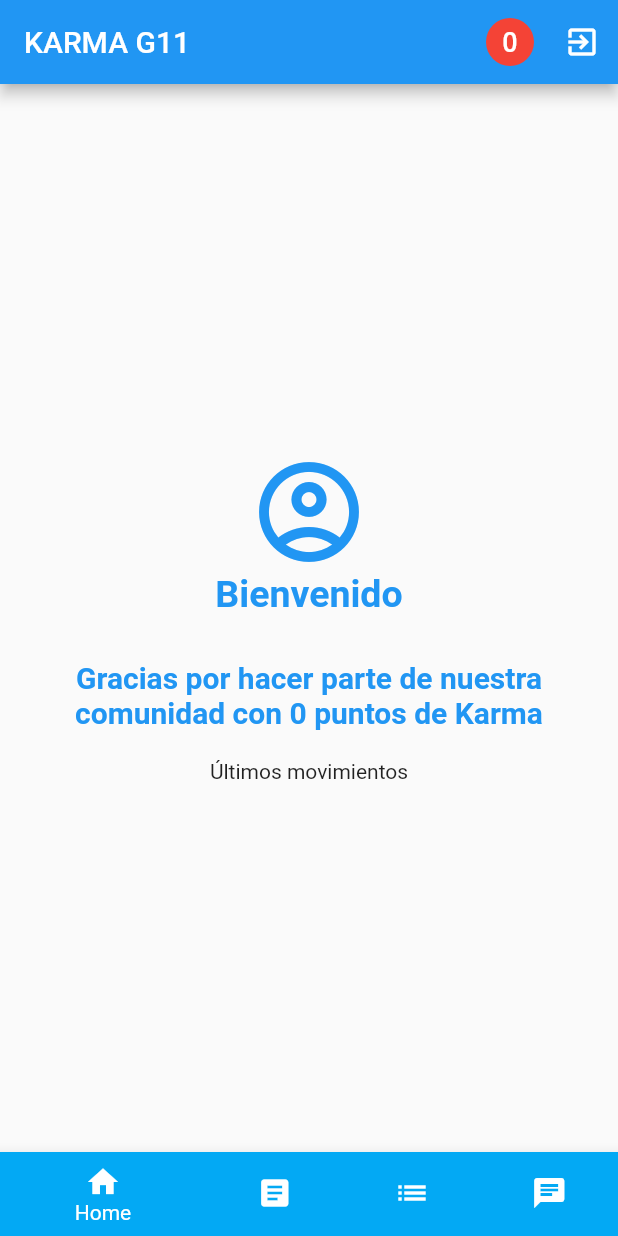
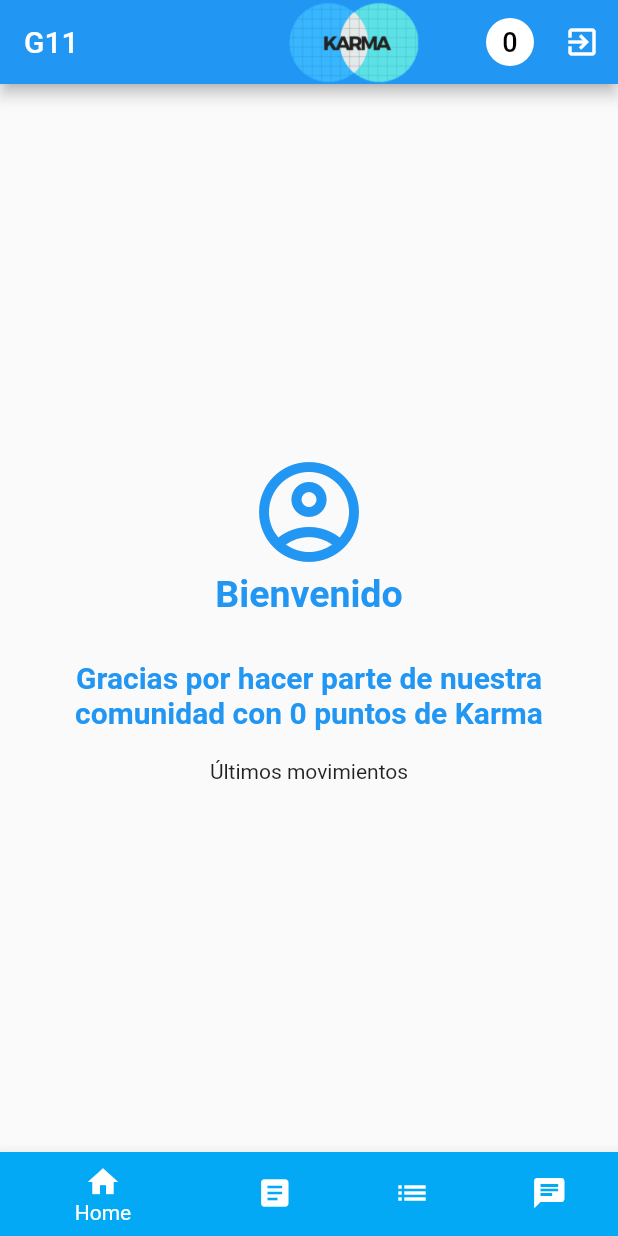
Before and after one commit to laznar/KarmaFlutterG11, a Flutter app: the BottonNavigator screen opened directly, on a phone screen of 412 x 824 dp. Run offline on Flutter 3.47's test engine with Material 2 defaults, Android fonts, the phone set to English and light mode, and no system bars; our stand-ins replace cloud_firestore, firebase_auth, firebase_database, shared_preferences; accounts and stored records are empty.

Commit message:
operador ternario home

```diff
--- a/lib/base_pages/botton_nav.dart
+++ b/lib/base_pages/botton_nav.dart
@@ -53,14 +53,20 @@ class _BottonNavigatorState extends State<BottonNavigator> {
   Widget build(BuildContext context) {
     return Scaffold(
       appBar: AppBar(
-        title: const Text('KARMA G11'),
+        title: const Text('G11'),
         actions: [
+          Container(
+            width: 160.0,
+            alignment: Alignment.center,
+            padding: EdgeInsets.all(0),
+            child: Image.asset('assets/karma.png', fit: BoxFit.fill),
+          ),
           IconButton(
             icon: new CircleAvatar(
-                backgroundColor: Colors.red,
-                child: Text('$_karmapoints',
+                backgroundColor: Colors.white,
+                child: Text('$_karmapoints'!=null?'$_karmapoints':'',
                     style: TextStyle(
-                        color: Colors.white,
+                        color: Colors.black,
                         fontSize: 18.0,
                         fontWeight: FontWeight.w500))),
             tooltip: 'Points',
--- a/lib/pages/home_page.dart
+++ b/lib/pages/home_page.dart
@@ -52,16 +52,14 @@ class HomePage extends State<HomeView> {
             ),
           ),
           Text(
-            "Bienvenido " + '$_user',
+            '$_user'!=null?'Bienvenido $_user':'',
             style: TextStyle(
                 color: Colors.blue, fontSize: 25, fontWeight: FontWeight.bold),
             textAlign: TextAlign.center,
           ),
           SizedBox(height: 30),
           Text(
-              "Gracias por hacer parte de nuestra comunidad con " +
-                  '$_karmapoints' +
-                  ' puntos de Karma',
+                  '$_karmapoints'!=null?'Gracias por hacer parte de nuestra comunidad con $_karmapoints puntos de Karma':'',
               textAlign: TextAlign.center,
               style: TextStyle(
                 color: Colors.blue,
```
